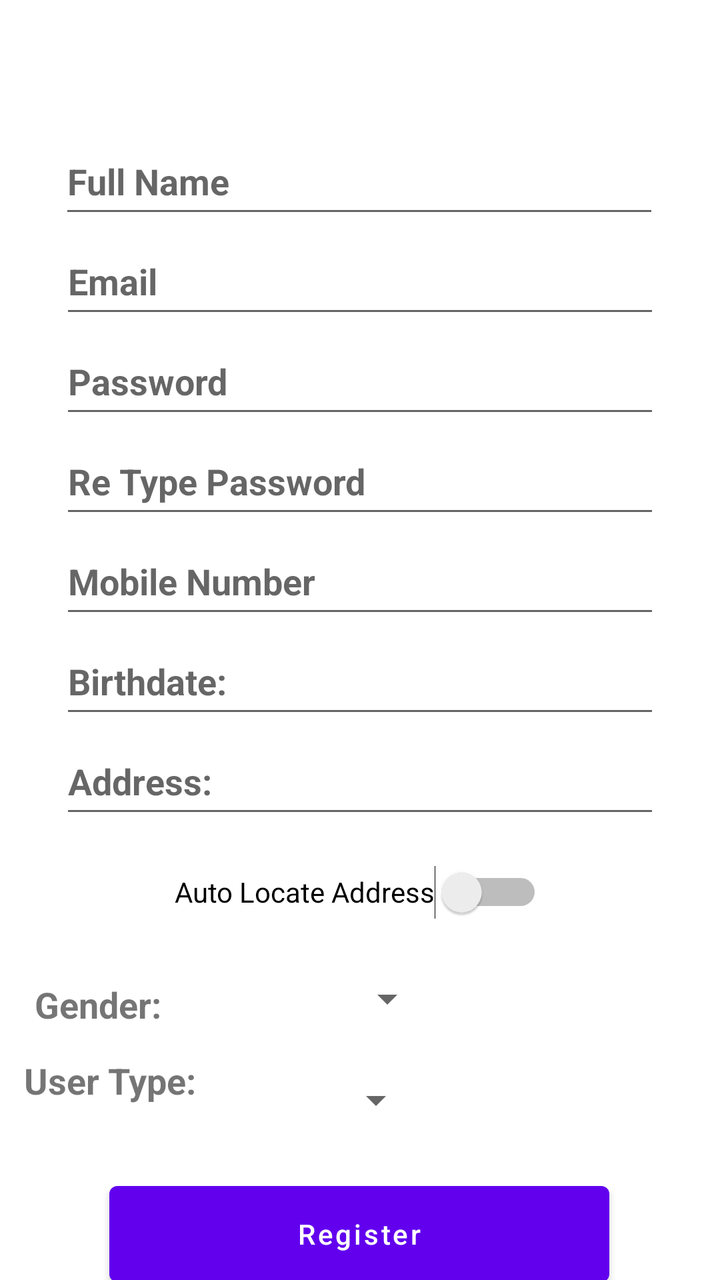
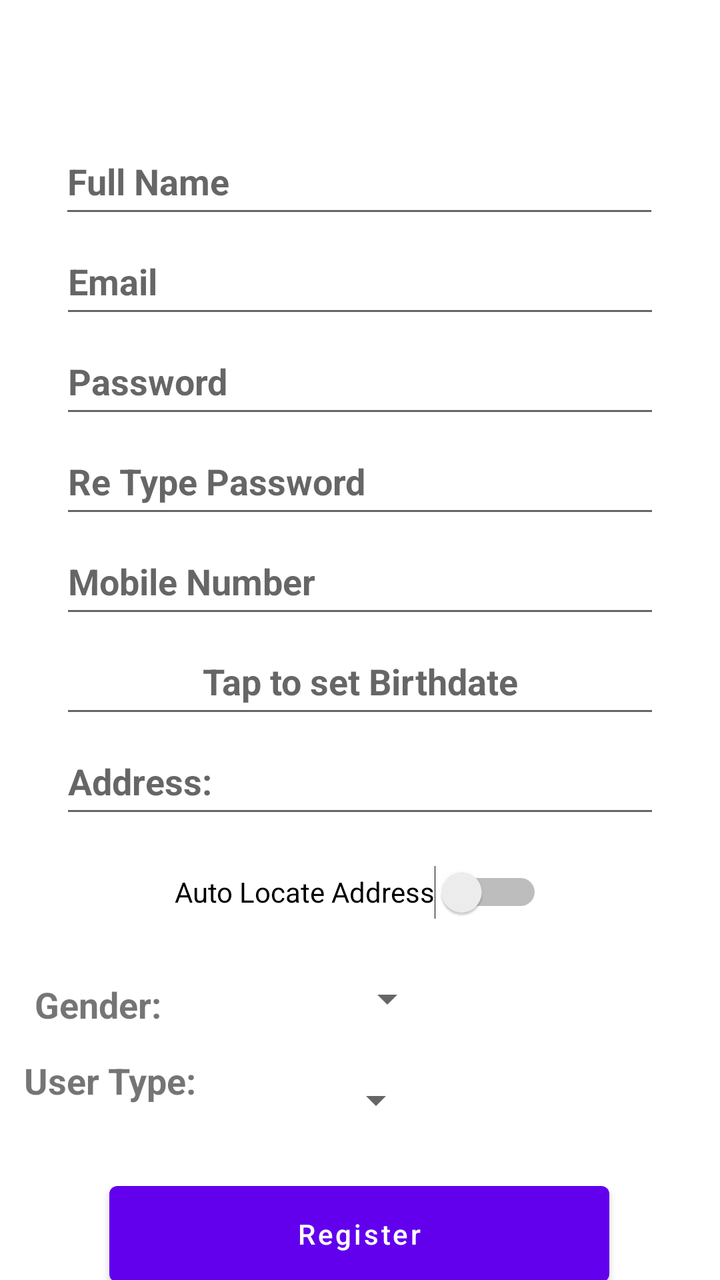

Compare the two renders of this Android layout. The source of the first and the diff that turns it into the second are given below.
<!-- AndroidManifest.xml: application theme Theme.BlueHouseV3 -->
<!-- res/layout/activity_register.xml -->
<?xml version="1.0" encoding="utf-8"?>
<androidx.constraintlayout.widget.ConstraintLayout xmlns:android="http://schemas.android.com/apk/res/android"
    xmlns:app="http://schemas.android.com/apk/res-auto"
    xmlns:tools="http://schemas.android.com/tools"
    android:layout_width="match_parent"
    android:layout_height="match_parent"
    tools:context=".views.Register">

    <EditText
        android:id="@+id/edt_name"
        android:layout_width="@dimen/width_textView"
        android:layout_height="@dimen/height_textView"
        android:layout_marginTop="64dp"
        android:ems="10"
        android:hint="Full Name"
        android:inputType="textPersonName"
        android:textStyle="bold"
        app:layout_constraintEnd_toEndOf="parent"
        app:layout_constraintHorizontal_bias="0.495"
        app:layout_constraintStart_toStartOf="parent"
        app:layout_constraintTop_toTopOf="parent" />

    <EditText
        android:id="@+id/edt_email_register"
        android:layout_width="@dimen/width_textView"
        android:layout_height="@dimen/height_textView"
        android:ems="10"
        android:hint="Email"
        android:inputType="textEmailAddress"
        android:textStyle="bold"
        app:layout_constraintEnd_toEndOf="parent"
        app:layout_constraintStart_toStartOf="parent"
        app:layout_constraintTop_toBottomOf="@+id/edt_name" />

    <EditText
        android:id="@+id/edt_password_register"
        android:layout_width="@dimen/width_textView"
        android:layout_height="@dimen/height_textView"
        android:ems="10"
        android:hint="Password"
        android:inputType="textPassword"
        android:textStyle="bold"
        app:layout_constraintEnd_toEndOf="parent"
        app:layout_constraintStart_toStartOf="parent"
        app:layout_constraintTop_toBottomOf="@+id/edt_email_register" />

    <EditText
        android:id="@+id/edt_retypePass"
        android:layout_width="@dimen/width_textView"
        android:layout_height="@dimen/height_textView"
        android:ems="10"
        android:hint="Re Type Password"
        android:inputType="textPassword"
        android:textStyle="bold"
        app:layout_constraintEnd_toEndOf="parent"
        app:layout_constraintStart_toStartOf="parent"
        app:layout_constraintTop_toBottomOf="@+id/edt_password_register" />

    <EditText
        android:id="@+id/edt_phoneNum"
        android:layout_width="@dimen/width_textView"
        android:layout_height="@dimen/height_textView"
        android:ems="10"
        android:hint="Mobile Number"
        android:inputType="phone"
        android:textStyle="bold"
        app:layout_constraintEnd_toEndOf="parent"
        app:layout_constraintStart_toStartOf="parent"
        app:layout_constraintTop_toBottomOf="@+id/edt_retypePass" />

    <Spinner
        android:id="@+id/sp_usertype"
        android:layout_width="102dp"
        android:layout_height="42dp"
        android:layout_marginTop="8dp"
        android:layout_marginEnd="148dp"
        app:layout_constraintEnd_toEndOf="parent"
        app:layout_constraintTop_toBottomOf="@+id/sp_gender" />

    <Spinner
        android:id="@+id/sp_gender"
        android:layout_width="97dp"
        android:layout_height="43dp"
        android:layout_marginTop="8dp"
        app:layout_constraintEnd_toEndOf="parent"
        app:layout_constraintHorizontal_bias="0.459"
        app:layout_constraintStart_toStartOf="parent"
        app:layout_constraintTop_toBottomOf="@+id/sw_autoLocate" />

    <Button
        android:id="@+id/btn_register"
        android:layout_width="@dimen/btn_width"
        android:layout_height="@dimen/btn_height"
        android:layout_marginTop="16dp"
        android:text="Register"
        android:textAllCaps="false"
        app:layout_constraintEnd_toEndOf="parent"
        app:layout_constraintHorizontal_bias="0.496"
        app:layout_constraintStart_toStartOf="parent"
        app:layout_constraintTop_toBottomOf="@+id/sp_usertype" />

    <TextView
        android:id="@+id/textView2"
        android:layout_width="81dp"
        android:layout_height="34dp"
        android:layout_marginTop="20dp"
        android:text="Gender:"
        android:textSize="18sp"
        android:textStyle="bold"
        app:layout_constraintEnd_toStartOf="@+id/sp_usertype"
        app:layout_constraintHorizontal_bias="0.597"
        app:layout_constraintStart_toStartOf="parent"
        app:layout_constraintTop_toBottomOf="@+id/sw_autoLocate" />

    <TextView
        android:id="@+id/textView6"
        android:layout_width="107dp"
        android:layout_height="44dp"
        android:layout_marginStart="32dp"
        android:layout_marginTop="4dp"
        android:text="User Type:"
        android:textSize="18sp"
        android:textStyle="bold"
        app:layout_constraintEnd_toStartOf="@+id/sp_usertype"
        app:layout_constraintHorizontal_bias="0.7"
        app:layout_constraintStart_toStartOf="parent"
        app:layout_constraintTop_toBottomOf="@+id/textView2" />

    <ProgressBar
        android:id="@+id/progressBar"
        style="?android:attr/progressBarStyle"
        android:layout_width="wrap_content"
        android:layout_height="wrap_content"
        android:visibility="gone"
        app:layout_constraintBottom_toBottomOf="parent"
        app:layout_constraintEnd_toEndOf="parent"
        app:layout_constraintStart_toStartOf="parent"
        app:layout_constraintTop_toTopOf="parent" />

    <EditText
        android:id="@+id/edt_birthdate"
        android:layout_width="@dimen/width_textView"
        android:layout_height="@dimen/height_textView"
        android:ems="10"
        android:hint="Birthdate:"
        android:inputType="textPersonName"
        android:textStyle="bold"
        app:layout_constraintEnd_toEndOf="parent"
        app:layout_constraintStart_toStartOf="parent"
        app:layout_constraintTop_toBottomOf="@+id/edt_phoneNum" />

    <EditText
        android:id="@+id/edt_address"
        android:layout_width="@dimen/width_textView"
        android:layout_height="@dimen/height_textView"
        android:ems="10"
        android:hint="Address: "
        android:inputType="textPersonName"
        android:textStyle="bold"
        app:layout_constraintEnd_toEndOf="parent"
        app:layout_constraintStart_toStartOf="parent"
        app:layout_constraintTop_toBottomOf="@+id/edt_birthdate" />

    <Switch
        android:id="@+id/sw_autoLocate"
        android:layout_width="wrap_content"
        android:layout_height="wrap_content"
        android:layout_marginTop="8dp"
        android:minHeight="48dp"
        android:text="Auto Locate Address"
        app:layout_constraintEnd_toEndOf="parent"
        app:layout_constraintHorizontal_bias="0.497"
        app:layout_constraintStart_toStartOf="parent"
        app:layout_constraintTop_toBottomOf="@+id/edt_address" />

</androidx.constraintlayout.widget.ConstraintLayout>
<!-- resources referenced by this layout -->
<resources>
  <dimen name="btn_height">60dp</dimen>
  <dimen name="btn_width">250dp</dimen>
  <dimen name="height_textView">50dp</dimen>
  <dimen name="width_textView">300dp</dimen>
  <style name="Theme.BlueHouseV3" parent="Theme.MaterialComponents.Light.NoActionBar">
          
          <item name="colorPrimary">@color/purple_500</item>
          <item name="colorPrimaryVariant">@color/purple_700</item>
          <item name="colorOnPrimary">@color/white</item>
          
          <item name="colorSecondary">@color/teal_200</item>
          <item name="colorSecondaryVariant">@color/teal_700</item>
          <item name="colorOnSecondary">@color/black</item>
          
          <item name="android:statusBarColor" tools:targetApi="l">?attr/colorPrimaryVariant</item>
          
      </style>
  <color name="purple_500">#FF6200EE</color>
  <color name="purple_700">#FF3700B3</color>
  <color name="white">#FFFFFFFF</color>
  <color name="teal_200">#FF03DAC5</color>
  <color name="teal_700">#FF018786</color>
  <color name="black">#FF000000</color>
</resources>

<!-- the commit's change to res/layout/activity_register.xml (unified diff, before → after) -->
@@ -142,8 +142,10 @@
         android:layout_width="@dimen/width_textView"
         android:layout_height="@dimen/height_textView"
         android:ems="10"
-        android:hint="Birthdate:"
+        android:focusable="false"
+        android:hint="Tap to set Birthdate"
         android:inputType="textPersonName"
+        android:textAlignment="center"
         android:textStyle="bold"
         app:layout_constraintEnd_toEndOf="parent"
         app:layout_constraintStart_toStartOf="parent"
